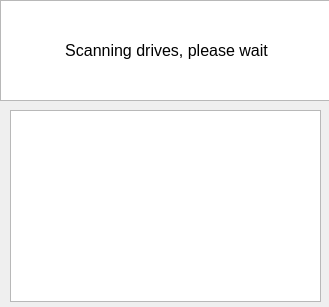
Old version of the form NxNandManager/gui/opendrive.ui in the repository eliboa/NxNandManager.
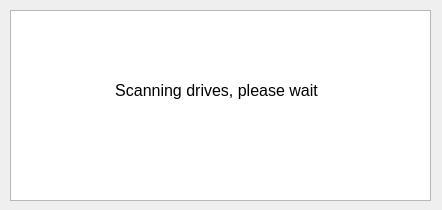
New version of the form.

Commit message: new openDrive dialog (2)

Patch:
```diff
--- a/NxNandManager/gui/opendrive.ui
+++ b/NxNandManager/gui/opendrive.ui
@@ -6,32 +6,19 @@
    <rect>
     <x>0</x>
     <y>0</y>
-    <width>329</width>
-    <height>307</height>
+    <width>442</width>
+    <height>210</height>
    </rect>
   </property>
   <property name="windowTitle">
    <string>Dialog</string>
   </property>
-  <widget class="QListWidget" name="listWidget">
-   <property name="geometry">
-    <rect>
-     <x>0</x>
-     <y>0</y>
-     <width>331</width>
-     <height>101</height>
-    </rect>
-   </property>
-   <property name="editTriggers">
-    <set>QAbstractItemView::AnyKeyPressed|QAbstractItemView::DoubleClicked|QAbstractItemView::EditKeyPressed</set>
-   </property>
-  </widget>
   <widget class="QLabel" name="label">
    <property name="geometry">
     <rect>
      <x>6</x>
-     <y>30</y>
-     <width>321</width>
+     <y>70</y>
+     <width>421</width>
      <height>41</height>
     </rect>
    </property>
@@ -91,9 +78,9 @@
    <property name="geometry">
     <rect>
      <x>10</x>
-     <y>110</y>
-     <width>311</width>
-     <height>192</height>
+     <y>10</y>
+     <width>421</width>
+     <height>191</height>
     </rect>
    </property>
    <property name="autoExpandDelay">
@@ -127,6 +114,8 @@
     </property>
    </column>
   </widget>
+  <zorder>treeWidget</zorder>
+  <zorder>label</zorder>
  </widget>
  <resources/>
  <connections/>
```
The commit also changes 3 other files.
